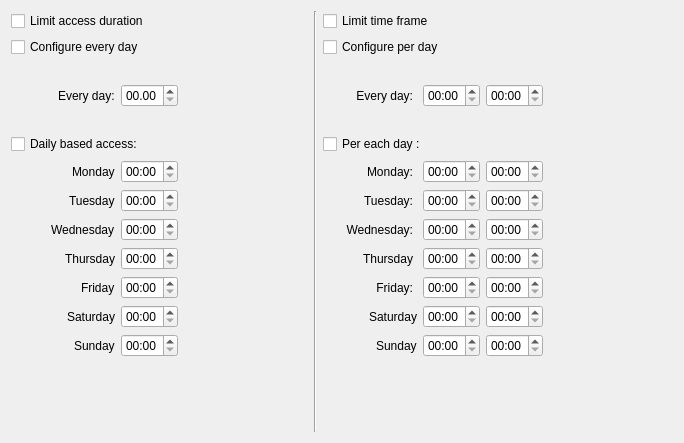
This is clepsydra/app/ui/limits.ui in timekpr/clepsydra as Qt 5 draws it before an edit. The edited form follows.
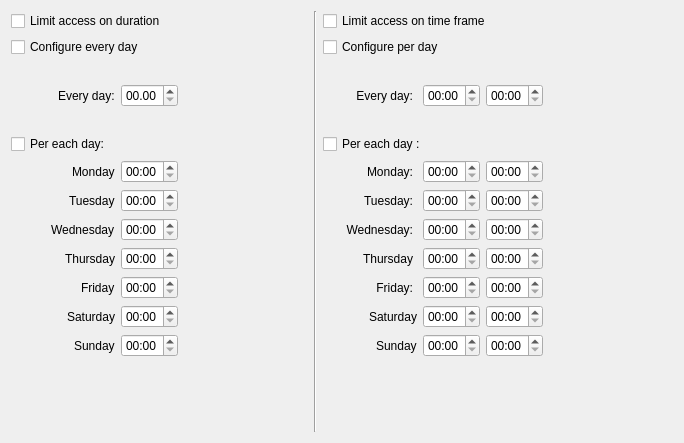
This is the edited form.

Commit message: Set time limit checkbox works

Diff of the .ui file:
```diff
--- a/clepsydra/app/ui/limits.ui
+++ b/clepsydra/app/ui/limits.ui
@@ -42,7 +42,7 @@
       <enum>Qt::LeftToRight</enum>
      </property>
      <property name="text">
-      <string>Limit time frame</string>
+      <string>Limit access on time frame</string>
      </property>
     </widget>
    </item>
@@ -52,7 +52,7 @@
       <enum>Qt::LeftToRight</enum>
      </property>
      <property name="text">
-      <string>Limit access duration</string>
+      <string>Limit access on duration</string>
      </property>
     </widget>
    </item>
@@ -477,7 +477,7 @@
    <item row="4" column="0">
     <widget class="QCheckBox" name="ckLimitByDayAccess">
      <property name="text">
-      <string>Daily based access:</string>
+      <string>Per each day:</string>
      </property>
     </widget>
    </item>
```
Left out of the diff: 2 changed lines with no effect on the pictures. The commit also changes 2 other files.
